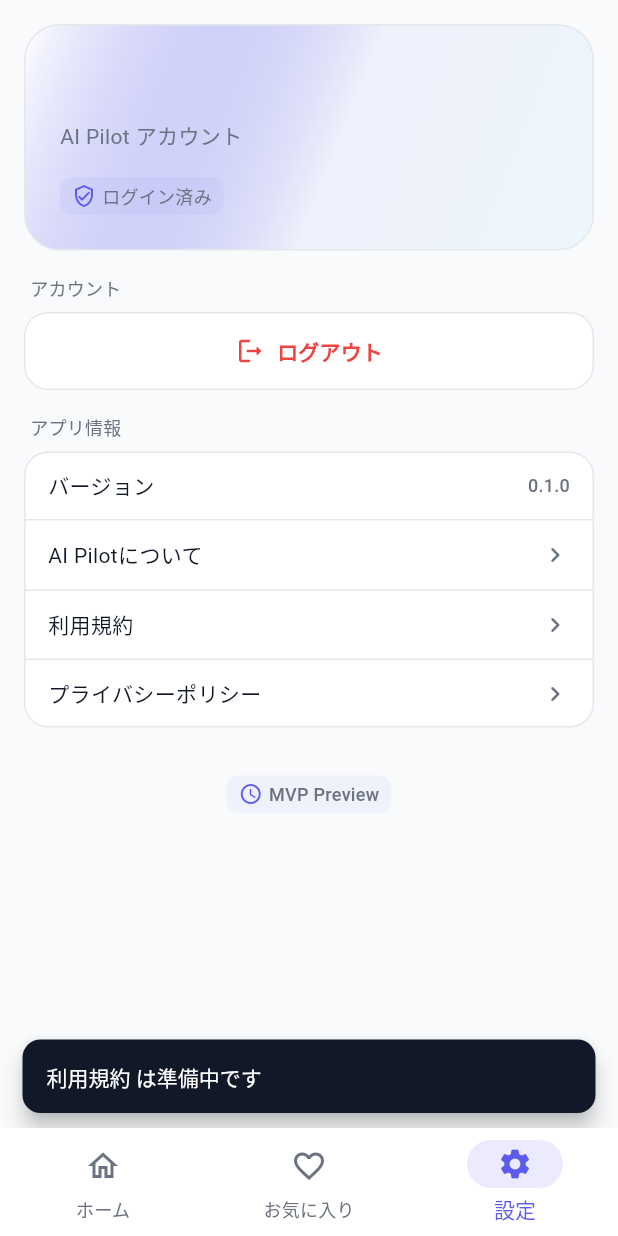
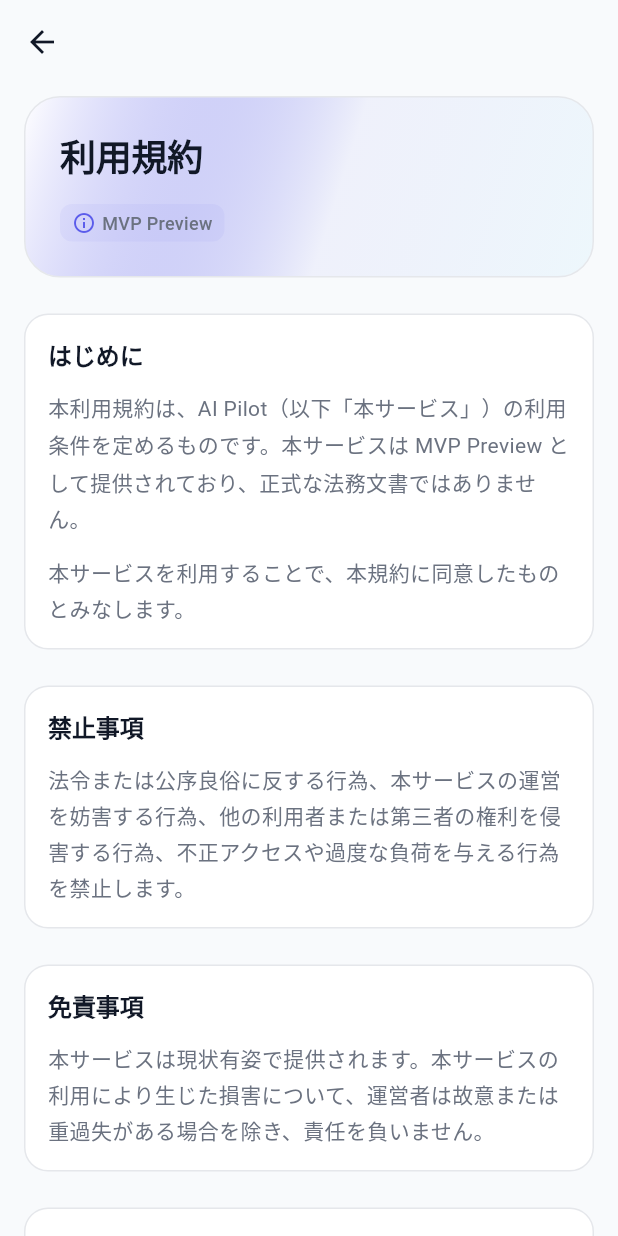
Before and after one commit to toyo12282000-star/ai-pilot, a Flutter app: the screen it shows once a user with an empty profile is signed in, item 3 of the bottom bar chosen, after a tap on "利用規約", on a phone screen of 412 x 824 dp. Run offline on Flutter 3.47's test engine with Material 3 defaults, Android fonts, the phone set to English and light mode, and no system bars; our stand-ins replace flutter_dotenv, flutter_riverpod, go_router, supabase_flutter; accounts and stored records are empty; network calls fail.

Commit message:
feat(profile): add legal and about pages

```diff
--- a/apps/mobile/lib/app/router.dart
+++ b/apps/mobile/lib/app/router.dart
@@ -7,7 +7,10 @@
 import 'package:ai_pilot/features/auth/presentation/providers/auth_providers.dart';
 import 'package:ai_pilot/features/favorite/presentation/pages/favorites_page.dart';
 import 'package:ai_pilot/features/home/presentation/pages/home_page.dart';
+import 'package:ai_pilot/features/profile/presentation/pages/about_page.dart';
+import 'package:ai_pilot/features/profile/presentation/pages/privacy_policy_page.dart';
 import 'package:ai_pilot/features/profile/presentation/pages/settings_page.dart';
+import 'package:ai_pilot/features/profile/presentation/pages/terms_page.dart';
 import 'package:ai_pilot/features/workflow/presentation/pages/ai_tool_detail_page.dart';
 import 'package:ai_pilot/features/workflow/presentation/pages/workflow_detail_page.dart';
 import 'package:ai_pilot/features/workflow/presentation/pages/workflow_run_page.dart';
@@ -104,6 +107,18 @@
           return AIToolDetailPage(aiToolId: id);
         },
       ),
+      GoRoute(
+        path: '/about',
+        builder: (context, state) => const AboutPage(),
+      ),
+      GoRoute(
+        path: '/terms',
+        builder: (context, state) => const TermsPage(),
+      ),
+      GoRoute(
+        path: '/privacy',
+        builder: (context, state) => const PrivacyPolicyPage(),
+      ),
     ],
   );
 });
--- /dev/null
+++ b/apps/mobile/lib/features/profile/presentation/pages/about_page.dart
@@ -0,0 +1,33 @@
+import 'package:flutter/material.dart';
+
+import 'package:ai_pilot/features/profile/presentation/widgets/profile_document_page.dart';
+
+/// AI Pilot について画面。
+class AboutPage extends StatelessWidget {
+  const AboutPage({super.key});
+
+  static const _sections = [
+    ProfileDocumentSection(
+      heading: 'AI Pilotとは',
+      paragraphs: [
+        'AI Pilotは、やりたいことを選ぶだけで最適なAIワークフローへ案内するアプリです。',
+        'AIツールの使い分けに迷わず、目的達成までの手順をわかりやすくナビゲートします。',
+      ],
+    ),
+    ProfileDocumentSection(
+      heading: 'できること',
+      paragraphs: [
+        '目的に合ったワークフローの提案、ステップごとの手順案内、'
+        'お気に入りへの保存、実行履歴の管理（ログイン時）などを提供します。',
+      ],
+    ),
+  ];
+
+  @override
+  Widget build(BuildContext context) {
+    return const ProfileDocumentPage(
+      title: 'AI Pilotについて',
+      sections: _sections,
+    );
+  }
+}
--- /dev/null
+++ b/apps/mobile/lib/features/profile/presentation/pages/privacy_policy_page.dart
@@ -0,0 +1,62 @@
+import 'package:flutter/material.dart';
+
+import 'package:ai_pilot/features/profile/presentation/widgets/profile_document_page.dart';
+
+/// プライバシーポリシー画面（MVP Preview 仮文言）。
+class PrivacyPolicyPage extends StatelessWidget {
+  const PrivacyPolicyPage({super.key});
+
+  static const _sections = [
+    ProfileDocumentSection(
+      heading: 'はじめに',
+      paragraphs: [
+        'AI Pilot（以下「本サービス」）は、利用者のプライバシーを尊重します。'
+        '本ポリシーは MVP Preview 用の仮文言であり、正式な法務文書ではありません。',
+      ],
+    ),
+    ProfileDocumentSection(
+      heading: '取得する情報',
+      paragraphs: [
+        '本サービスでは、ログイン時にメールアドレス等の認証情報、'
+        'お気に入りや実行履歴などの利用データ、'
+        'およびサービス改善に必要な最小限の利用状況情報を取得する場合があります。',
+      ],
+    ),
+    ProfileDocumentSection(
+      heading: '利用目的',
+      paragraphs: [
+        '取得した情報は、本サービスの提供、お気に入り・履歴の保存、'
+        '認証、セキュリティの確保、およびサービス品質の改善のために利用します。',
+      ],
+    ),
+    ProfileDocumentSection(
+      heading: '外部サービスの利用',
+      paragraphs: [
+        '本サービスは、データベースおよび認証基盤として Supabase を利用しています。'
+        'Supabase 上に保存されるデータは、本サービスの提供に必要な範囲に限られます。',
+      ],
+    ),
+    ProfileDocumentSection(
+      heading: '第三者への提供',
+      paragraphs: [
+        '法令に基づく場合を除き、利用者の同意なく個人情報を第三者に提供することはありません。',
+      ],
+    ),
+    ProfileDocumentSection(
+      heading: 'お問い合わせ',
+      paragraphs: [
+        '本ポリシーに関するお問い合わせ窓口は、MVP Preview 期間中は未定です。'
+        '正式版公開時にあらためて掲載します。',
+      ],
+    ),
+  ];
+
+  @override
+  Widget build(BuildContext context) {
+    return const ProfileDocumentPage(
+      title: 'プライバシーポリシー',
+      sections: _sections,
+      showPreviewBadge: true,
+    );
+  }
+}
--- a/apps/mobile/lib/features/profile/presentation/pages/settings_page.dart
+++ b/apps/mobile/lib/features/profile/presentation/pages/settings_page.dart
@@ -31,12 +31,6 @@
       return;
     }
     context.go('/login');
-  }
-
-  void _showComingSoon(BuildContext context, String title) {
-    ScaffoldMessenger.of(context).showSnackBar(
-      SnackBar(content: Text('$title は準備中です')),
-    );
   }
 
   ({String title, String subtitle}) _heroContent({
@@ -124,17 +118,17 @@
                 SettingsListTile(
                   title: 'AI Pilotについて',
                   showChevron: true,
-                  onTap: () => _showComingSoon(context, 'AI Pilotについて'),
+                  onTap: () => context.push('/about'),
                 ),
                 SettingsListTile(
                   title: '利用規約',
                   showChevron: true,
-                  onTap: () => _showComingSoon(context, '利用規約'),
+                  onTap: () => context.push('/terms'),
                 ),
                 SettingsListTile(
                   title: 'プライバシーポリシー',
                   showChevron: true,
-                  onTap: () => _showComingSoon(context, 'プライバシーポリシー'),
+                  onTap: () => context.push('/privacy'),
                 ),
               ],
             ),
--- /dev/null
+++ b/apps/mobile/lib/features/profile/presentation/pages/terms_page.dart
@@ -0,0 +1,60 @@
+import 'package:flutter/material.dart';
+
+import 'package:ai_pilot/features/profile/presentation/widgets/profile_document_page.dart';
+
+/// 利用規約画面（MVP Preview 仮文言）。
+class TermsPage extends StatelessWidget {
+  const TermsPage({super.key});
+
+  static const _sections = [
+    ProfileDocumentSection(
+      heading: 'はじめに',
+      paragraphs: [
+        '本利用規約は、AI Pilot（以下「本サービス」）の利用条件を定めるものです。'
+        '本サービスは MVP Preview として提供されており、正式な法務文書ではありません。',
+        '本サービスを利用することで、本規約に同意したものとみなします。',
+      ],
+    ),
+    ProfileDocumentSection(
+      heading: '禁止事項',
+      paragraphs: [
+        '法令または公序良俗に反する行為、本サービスの運営を妨害する行為、'
+        '他の利用者または第三者の権利を侵害する行為、'
+        '不正アクセスや過度な負荷を与える行為を禁止します。',
+      ],
+    ),
+    ProfileDocumentSection(
+      heading: '免責事項',
+      paragraphs: [
+        '本サービスは現状有姿で提供されます。'
+        '本サービスの利用により生じた損害について、運営者は故意または重過失がある場合を除き、'
+        '責任を負いません。',
+      ],
+    ),
+    ProfileDocumentSection(
+      heading: 'AI出力の確認責任',
+      paragraphs: [
+        '本サービスが案内するAIツールやプロンプトの出力内容は、'
+        '利用者自身の責任において確認・利用してください。'
+        '出力内容の正確性、適法性、有用性について、運営者は保証しません。',
+      ],
+    ),
+    ProfileDocumentSection(
+      heading: 'サービスの変更',
+      paragraphs: [
+        '運営者は、事前の通知なく本サービスの内容、機能、提供条件を変更、'
+        '中断、または終了することがあります。',
+        'MVP Preview 期間中は、仕様やデータが予告なく変更される場合があります。',
+      ],
+    ),
+  ];
+
+  @override
+  Widget build(BuildContext context) {
+    return const ProfileDocumentPage(
+      title: '利用規約',
+      sections: _sections,
+      showPreviewBadge: true,
+    );
+  }
+}
--- /dev/null
+++ b/apps/mobile/lib/features/profile/presentation/widgets/profile_document_page.dart
@@ -0,0 +1,126 @@
+import 'package:flutter/material.dart';
+
+import 'package:ai_pilot/design_system/colors.dart';
+import 'package:ai_pilot/design_system/spacing.dart';
+import 'package:ai_pilot/design_system/typography.dart';
+import 'package:ai_pilot/shared/widgets/hero_gradient_card.dart';
+import 'package:ai_pilot/shared/widgets/meta_badge.dart';
+
+/// プロフィール系ドキュメントページのセクション。
+class ProfileDocumentSection {
+  const ProfileDocumentSection({
+    this.heading,
+    required this.paragraphs,
+  });
+
+  final String? heading;
+  final List<String> paragraphs;
+}
+
+/// 透明 AppBar + Hero + 本文セクションの共通レイアウト。
+class ProfileDocumentPage extends StatelessWidget {
+  const ProfileDocumentPage({
+    super.key,
+    required this.title,
+    required this.sections,
+    this.showPreviewBadge = false,
+  });
+
+  final String title;
+  final List<ProfileDocumentSection> sections;
+  final bool showPreviewBadge;
+
+  @override
+  Widget build(BuildContext context) {
+    return Scaffold(
+      backgroundColor: AppColors.background,
+      extendBodyBehindAppBar: true,
+      appBar: AppBar(
+        backgroundColor: Colors.transparent,
+        elevation: 0,
+        scrolledUnderElevation: 0,
+        surfaceTintColor: Colors.transparent,
+      ),
+      body: SingleChildScrollView(
+        padding: const EdgeInsets.fromLTRB(
+          AppSpacing.s16,
+          kToolbarHeight + AppSpacing.s8,
+          AppSpacing.s16,
+          AppSpacing.s32,
+        ),
+        child: Column(
+          crossAxisAlignment: CrossAxisAlignment.stretch,
+          children: [
+            HeroGradientCard(
+              child: Column(
+                crossAxisAlignment: CrossAxisAlignment.start,
+                children: [
+                  Text(
+                    title,
+                    style: AppTypography.headlineSmall.copyWith(
+                      fontWeight: FontWeight.w700,
+                    ),
+                  ),
+                  if (showPreviewBadge) ...[
+                    const SizedBox(height: AppSpacing.s16),
+                    const MetaBadge(
+                      icon: Icons.info_outline,
+                      label: 'MVP Preview',
+                    ),
+                  ],
+                ],
+              ),
+            ),
+            const SizedBox(height: AppSpacing.s24),
+            for (var index = 0; index < sections.length; index++) ...[
+              if (index > 0) const SizedBox(height: AppSpacing.s24),
+              _SectionBlock(section: sections[index]),
+            ],
+          ],
+        ),
+      ),
+    );
+  }
+}
+
+class _SectionBlock extends StatelessWidget {
+  const _SectionBlock({required this.section});
+
+  final ProfileDocumentSection section;
+
+  @override
+  Widget build(BuildContext context) {
+    return DecoratedBox(
+      decoration: BoxDecoration(
+        color: AppColors.surface,
+        borderRadius: BorderRadius.circular(AppSpacing.s16),
+        border: Border.all(color: AppColors.outline),
+      ),
+      child: Padding(
+        padding: const EdgeInsets.all(AppSpacing.s16),
+        child: Column(
+          crossAxisAlignment: CrossAxisAlignment.start,
+          children: [
+            if (section.heading != null) ...[
+              Text(
+                section.heading!,
+                style: AppTypography.titleMedium,
+              ),
+              const SizedBox(height: AppSpacing.s12),
+            ],
+            for (var index = 0; index < section.paragraphs.length; index++) ...[
+              if (index > 0) const SizedBox(height: AppSpacing.s12),
+              Text(
+                section.paragraphs[index],
+                style: AppTypography.bodyMedium.copyWith(
+                  color: AppColors.textSecondary,
+                  height: 1.7,
+                ),
+              ),
+            ],
+          ],
+        ),
+      ),
+    );
+  }
+}
```
Also changed, not shown: 1 other file.
